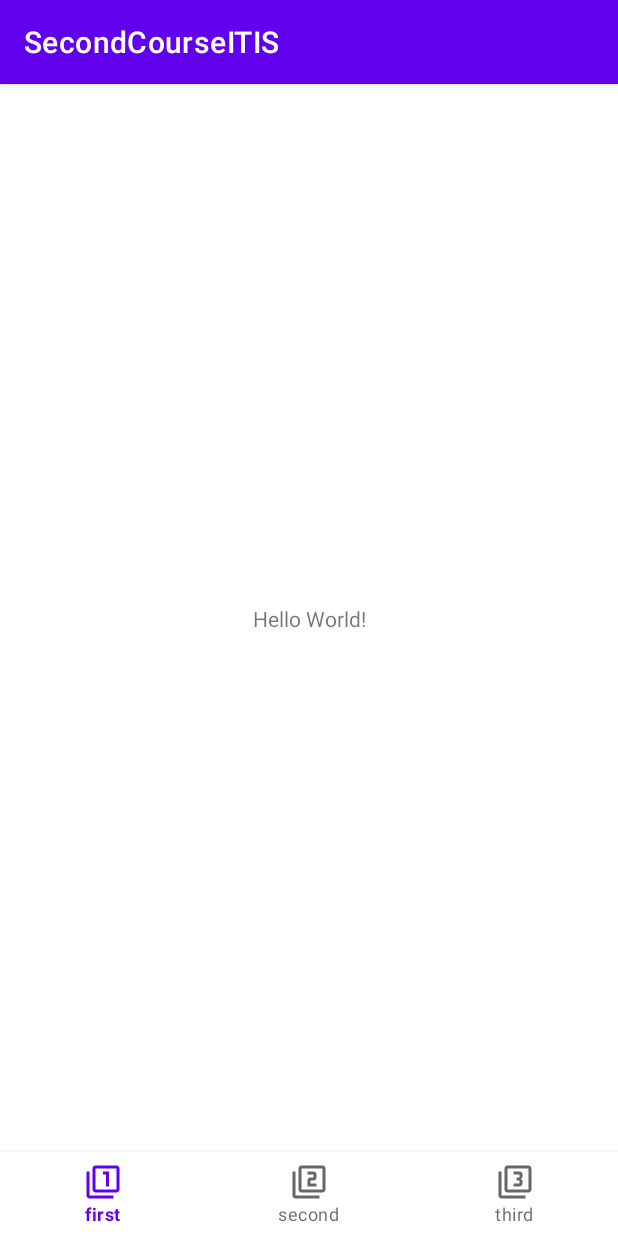
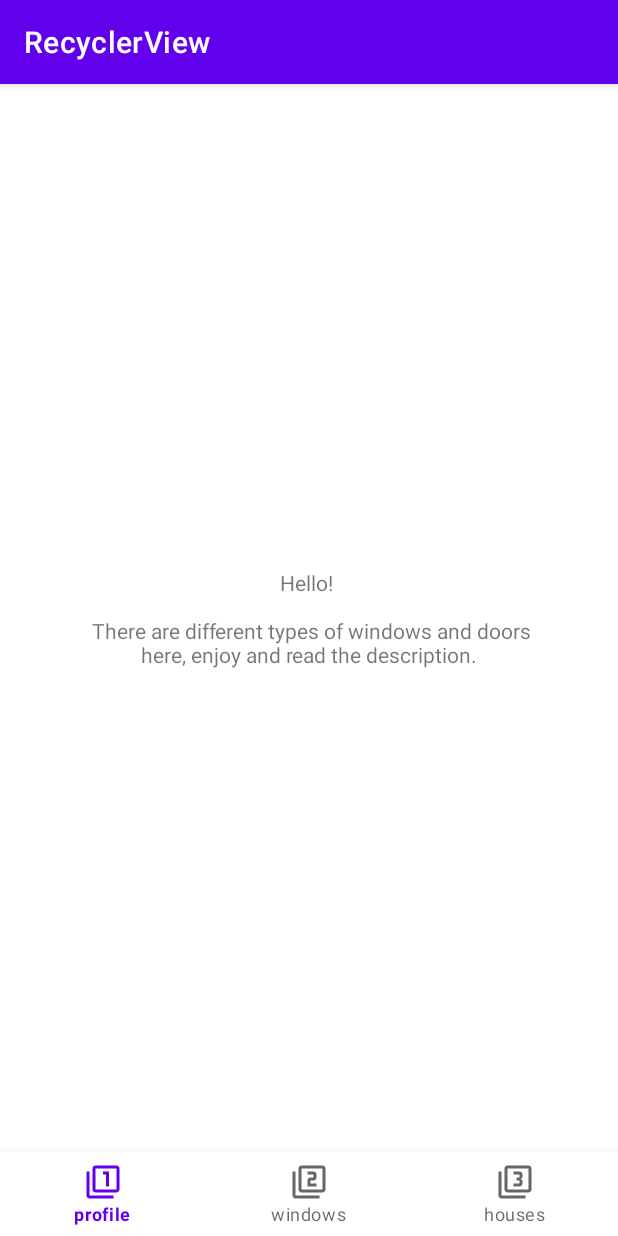
Before and after one commit to OlgaMartazova/SecondCourseITIS, an Android app: the FirstFragment screen opened through its navigation route, on a phone screen of 412 x 824 dp. Run offline under Robolectric (Android 15) with nearby library versions, the phone set to English and light mode, and no system bars; our stand-ins replace navigation-ui; pictures from the network do not load.

Commit message:
data added

```diff
--- a/app/src/main/java/com/itis/secondcourseitis/first/FirstFragment.kt
+++ b/app/src/main/java/com/itis/secondcourseitis/first/FirstFragment.kt
@@ -1,5 +1,6 @@
 package com.itis.secondcourseitis.first
 
+import android.annotation.SuppressLint
 import android.os.Bundle
 import android.view.LayoutInflater
 import android.view.View
@@ -18,4 +19,10 @@ class FirstFragment : Fragment() {
         binding = FragmentFirstBinding.inflate(inflater, container, false)
         return binding.root
     }
+
+    @SuppressLint("SetTextI18n")
+    override fun onViewCreated(view: View, savedInstanceState: Bundle?) {
+        super.onViewCreated(view, savedInstanceState)
+        binding.textView.text = "Hello! \n \n There are different types of windows and doors here, enjoy and read the description."
+    }
 }
--- a/app/src/main/java/com/itis/secondcourseitis/model/HouseRepository.kt
+++ b/app/src/main/java/com/itis/secondcourseitis/model/HouseRepository.kt
@@ -4,6 +4,8 @@ object HouseRepository {
     var id = 0
     val houses = arrayListOf (
         House(id,"Barn", "small house", listOf("https://static.wixstatic.com/media/d43eb5_708eb0a453ba4cc28ff3dc6e0f0973f5~mv2.jpg/v1/fill/w_320,h_385,q_90/d43eb5_708eb0a453ba4cc28ff3dc6e0f0973f5~mv2.jpg", "https://dkmk.ru/images/barnwoodenhouse.jpeg", "https://smartdom5.ru/img/19399376_1920_q70.jpg")),
-        House(id++,"Apartment", "in big house", listOf("https://media-cdn.tripadvisor.com/media/photo-s/06/39/d2/bd/premium-apartment-house.jpg", "https://call2view.com.au/assets/image-cache/uploads/images/0_23-0.Apartment-vs-House.aa5b55c5.jpg")),
+        House(id++,"Apartment", "big house", listOf("https://media-cdn.tripadvisor.com/media/photo-s/06/39/d2/bd/premium-apartment-house.jpg", "https://call2view.com.au/assets/image-cache/uploads/images/0_23-0.Apartment-vs-House.aa5b55c5.jpg")),
+        House(id++, "Bungalow", "a low house having only one storey or, in some cases, upper rooms set in the roof, typically with dormer windows", listOf("https://cdn.vox-cdn.com/thumbor/frFQQhOsxl8DctGjkR8OLHpdKMs=/0x0:3686x2073/1200x800/filters:focal(1549x743:2137x1331)/cdn.vox-cdn.com/uploads/chorus_image/image/68976842/House_Tour_Liverman_3D6A3138_tour.0.jpg", "https://pix10.agoda.net/hotelImages/544190/-1/fe281e7414fe236eabfd6ec98a4016e9.jpg?s=1024x768", "https://pix10.agoda.net/hotelImages/544/544900/544900_13103015260017254641.jpg?s=1024x768", "https://cf.bstatic.com/xdata/images/hotel/max1024x768/316040856.jpg?k=fc268ab75f91d3566447a23c1bb5f33a342433553c582ebeb68250cfd7ec42b0&o=&hp=1")),
+        House(id++, "Castle", "a large building, typically of the medieval period", listOf("https://www.gannett-cdn.com/-mm-/77ffef65e43a5289ce0aeaa4e3baa821ef6cfd72/c=0-368-3985-2620/local/-/media/2018/07/30/TennGroup/Nashville/636685567315326900-6008-Hillsboro-drone-02-hires.jpg?width=3200&height=1809&fit=crop&format=pjpg&auto=webp", "https://www.gannett-cdn.com/presto/2021/09/09/PDTF/a375a5fa-868c-4050-bf12-69be1dc42348-1_1_of_28.jpg?crop=1997,1124,x1,y0&width=660&height=372&format=pjpg&auto=webp", "https://i.insider.com/54a6c2806bb3f7b3698b456d?width=600&format=jpeg&auto=webp", "https://i.insider.com/5102b07e6bb3f7f105000006?width=600&format=jpeg")),
     )
 }
--- a/app/src/main/res/layout/fragment_first.xml
+++ b/app/src/main/res/layout/fragment_first.xml
@@ -4,6 +4,8 @@
     xmlns:tools="http://schemas.android.com/tools"
     android:layout_width="match_parent"
     android:layout_height="match_parent"
+    android:layout_marginStart="50dp"
+    android:layout_marginEnd="50dp"
     tools:context=".first.FirstFragment">
 
     <TextView
@@ -11,6 +13,7 @@
         android:layout_width="wrap_content"
         android:layout_height="wrap_content"
         android:text="Hello World!"
+        android:gravity="center"
         app:layout_constraintBottom_toBottomOf="parent"
         app:layout_constraintLeft_toLeftOf="parent"
         app:layout_constraintRight_toRightOf="parent"
--- a/app/src/main/res/layout/item_cv_house.xml
+++ b/app/src/main/res/layout/item_cv_house.xml
@@ -23,8 +23,7 @@
             app:layout_constraintStart_toStartOf="parent"
             app:layout_constraintEnd_toEndOf="parent"
             app:layout_constraintTop_toTopOf="parent"
-            app:layout_constraintBottom_toTopOf="@id/tv_title"
-            />
+            app:layout_constraintBottom_toTopOf="@id/tv_title"/>
 
         <TextView
             android:id="@+id/tv_title"
--- a/app/src/main/res/menu/bottom_nav_main.xml
+++ b/app/src/main/res/menu/bottom_nav_main.xml
@@ -4,13 +4,13 @@
     <item
         android:id="@+id/fragment1"
         android:icon="@drawable/ic_outline_filter_1_24"
-        android:title="first"/>
+        android:title="@string/profile"/>
     <item
         android:id="@+id/fragment2"
         android:icon="@drawable/ic_outline_filter_2_24"
-        android:title="second" />
+        android:title="@string/windows" />
     <item
         android:id="@+id/fragment3"
         android:icon="@drawable/ic_baseline_filter_3_24"
-        android:title="third"/>
+        android:title="@string/houses"/>
 </menu>
--- a/app/src/main/res/values/strings.xml
+++ b/app/src/main/res/values/strings.xml
@@ -1,3 +1,6 @@
 <resources>
-    <string name="app_name">SecondCourseITIS</string>
+    <string name="app_name">RecyclerView</string>
+    <string name="houses">houses</string>
+    <string name="windows">windows</string>
+    <string name="profile">profile</string>
 </resources>
```
Also changed, not shown: app/src/main/java/com/itis/secondcourseitis/model/WindowRepository.kt (+4 -11 lines).
